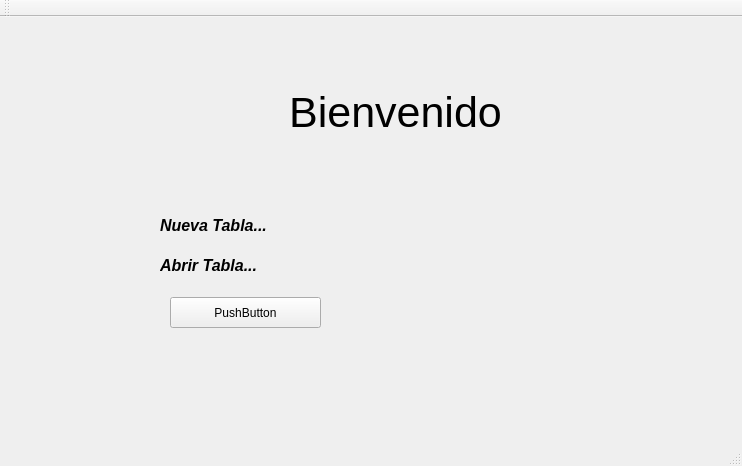
First picture: the form in mwindow.ui, repository jcespinoza/MotorBaseDeDatos, before the edit.
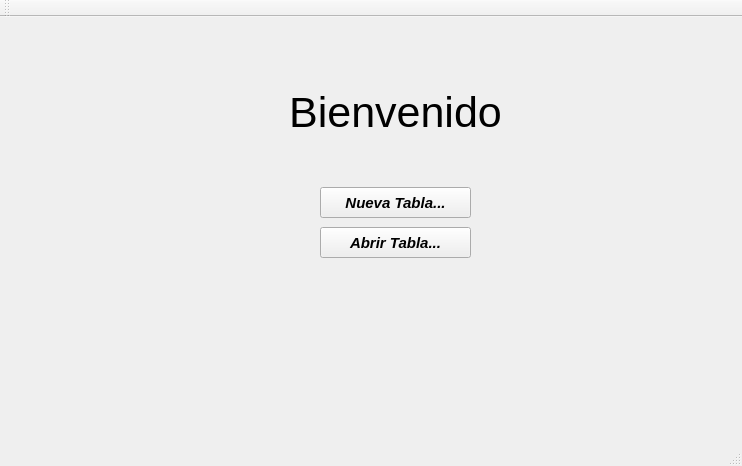
Second picture: the form after the edit.

Diff of the .ui file:
```diff
--- a/mwindow.ui
+++ b/mwindow.ui
@@ -13,6 +13,11 @@
   <property name="windowTitle">
    <string>MWindow</string>
   </property>
+  <property name="styleSheet">
+   <string notr="true">on-hover{
+	color: blue;
+}</string>
+  </property>
   <widget class="QWidget" name="centralWidget">
    <widget class="QStackedWidget" name="stackedWidget">
     <property name="geometry">
@@ -48,77 +53,54 @@
        <set>Qt::AlignCenter</set>
       </property>
      </widget>
-     <widget class="QLabel" name="lbNuevaTabla">
+     <widget class="QPushButton" name="pbNuevaTabla">
       <property name="geometry">
        <rect>
-        <x>150</x>
-        <y>190</y>
-        <width>161</width>
-        <height>16</height>
+        <x>310</x>
+        <y>160</y>
+        <width>151</width>
+        <height>31</height>
        </rect>
       </property>
       <property name="font">
        <font>
-        <pointsize>12</pointsize>
+        <pointsize>11</pointsize>
         <weight>75</weight>
         <italic>true</italic>
         <bold>true</bold>
        </font>
       </property>
       <property name="styleSheet">
-       <string notr="true">pressed{
-	color:blue;
-}</string>
+       <string notr="true"/>
       </property>
       <property name="text">
        <string>Nueva Tabla...</string>
       </property>
-      <property name="openExternalLinks">
-       <bool>true</bool>
-      </property>
      </widget>
-     <widget class="QLabel" name="lbAbrirFila">
+     <widget class="QPushButton" name="pbAbrirTabla">
       <property name="geometry">
        <rect>
-        <x>150</x>
-        <y>230</y>
-        <width>161</width>
-        <height>16</height>
+        <x>310</x>
+        <y>200</y>
+        <width>151</width>
+        <height>31</height>
        </rect>
       </property>
       <property name="font">
        <font>
-        <pointsize>12</pointsize>
+        <pointsize>11</pointsize>
         <weight>75</weight>
         <italic>true</italic>
         <bold>true</bold>
        </font>
       </property>
       <property name="styleSheet">
-       <string notr="true">pressed{
-	color:blue;
-}</string>
+       <string notr="true"/>
       </property>
       <property name="text">
        <string>Abrir Tabla...</string>
       </property>
      </widget>
-     <widget class="QPushButton" name="pushButton">
-      <property name="geometry">
-       <rect>
-        <x>160</x>
-        <y>270</y>
-        <width>151</width>
-        <height>31</height>
-       </rect>
-      </property>
-      <property name="styleSheet">
-       <string notr="true"/>
-      </property>
-      <property name="text">
-       <string>PushButton</string>
-      </property>
-     </widget>
     </widget>
     <widget class="QWidget" name="pgAdicionCampos">
      <widget class="QTableWidget" name="twCampos">
```
